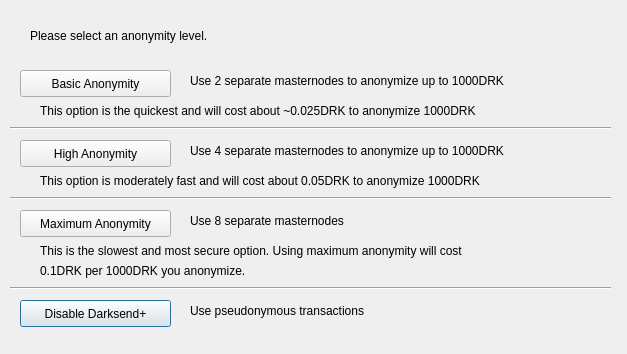
This is src/qt/forms/darksendconfig.ui in NarubyRiverlione/Spice as Qt 5 draws it before an edit. The edited form follows.
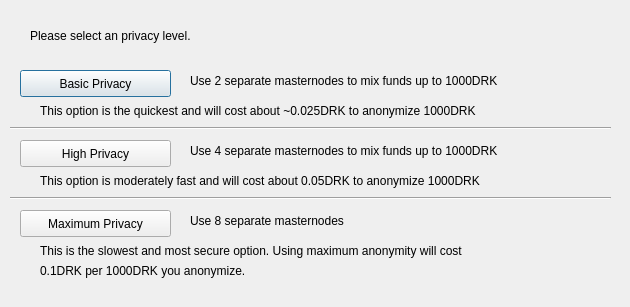
This is the edited form.

Diff of the .ui file:
```diff
--- a/src/qt/forms/darksendconfig.ui
+++ b/src/qt/forms/darksendconfig.ui
@@ -6,26 +6,13 @@
    <rect>
     <x>0</x>
     <y>0</y>
-    <width>627</width>
-    <height>354</height>
+    <width>630</width>
+    <height>307</height>
    </rect>
   </property>
   <property name="windowTitle">
    <string>Configure Darksend+</string>
   </property>
-  <widget class="QPushButton" name="buttonNone">
-   <property name="geometry">
-    <rect>
-     <x>20</x>
-     <y>300</y>
-     <width>151</width>
-     <height>27</height>
-    </rect>
-   </property>
-   <property name="text">
-    <string>Disable Darksend+</string>
-   </property>
-  </widget>
   <widget class="QPushButton" name="buttonBasic">
    <property name="geometry">
     <rect>
@@ -36,7 +23,7 @@
     </rect>
    </property>
    <property name="text">
-    <string>Basic Anonymity</string>
+    <string>Basic Privacy</string>
    </property>
   </widget>
   <widget class="QPushButton" name="buttonHigh">
@@ -49,7 +36,7 @@
     </rect>
    </property>
    <property name="text">
-    <string>High Anonymity</string>
+    <string>High Privacy</string>
    </property>
   </widget>
   <widget class="QPushButton" name="buttonMax">
@@ -62,7 +49,7 @@
     </rect>
    </property>
    <property name="text">
-    <string>Maximum Anonymity</string>
+    <string>Maximum Privacy</string>
    </property>
   </widget>
   <widget class="QLabel" name="label">
@@ -75,7 +62,7 @@
     </rect>
    </property>
    <property name="text">
-    <string>Please select an anonymity level. </string>
+    <string>Please select an privacy level. </string>
    </property>
   </widget>
   <widget class="QLabel" name="label_2">
@@ -88,7 +75,7 @@
     </rect>
    </property>
    <property name="text">
-    <string>Use 2 separate masternodes to anonymize up to 1000DRK</string>
+    <string>Use 2 separate masternodes to mix funds up to 1000DRK</string>
    </property>
   </widget>
   <widget class="QLabel" name="label_3">
@@ -101,7 +88,7 @@
     </rect>
    </property>
    <property name="text">
-    <string>Use 4 separate masternodes to anonymize up to 1000DRK</string>
+    <string>Use 4 separate masternodes to mix funds up to 1000DRK</string>
    </property>
   </widget>
   <widget class="QLabel" name="label_4">
@@ -117,19 +104,6 @@
     <string>Use 8 separate masternodes</string>
    </property>
   </widget>
-  <widget class="QLabel" name="label_5">
-   <property name="geometry">
-    <rect>
-     <x>190</x>
-     <y>300</y>
-     <width>251</width>
-     <height>21</height>
-    </rect>
-   </property>
-   <property name="text">
-    <string>Use pseudonymous transactions</string>
-   </property>
-  </widget>
   <widget class="QLabel" name="label_6">
    <property name="geometry">
     <rect>
@@ -208,19 +182,6 @@
     <enum>Qt::Horizontal</enum>
    </property>
   </widget>
-  <widget class="Line" name="line_3">
-   <property name="geometry">
-    <rect>
-     <x>10</x>
-     <y>280</y>
-     <width>601</width>
-     <height>16</height>
-    </rect>
-   </property>
-   <property name="orientation">
-    <enum>Qt::Horizontal</enum>
-   </property>
-  </widget>
  </widget>
  <resources/>
  <connections/>
```
